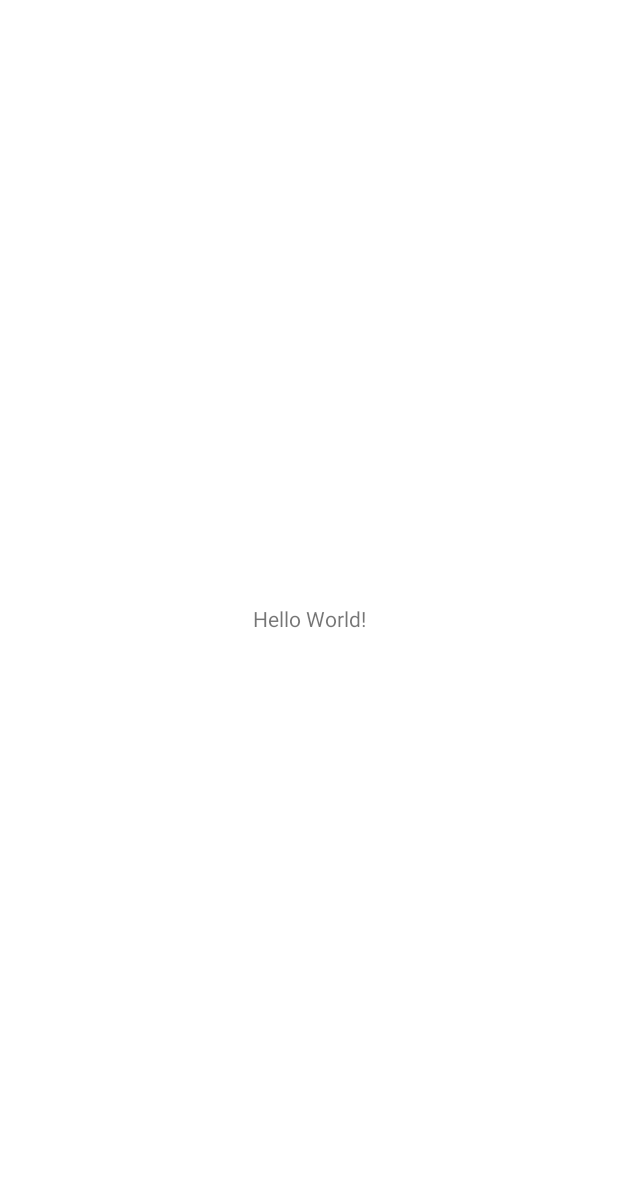
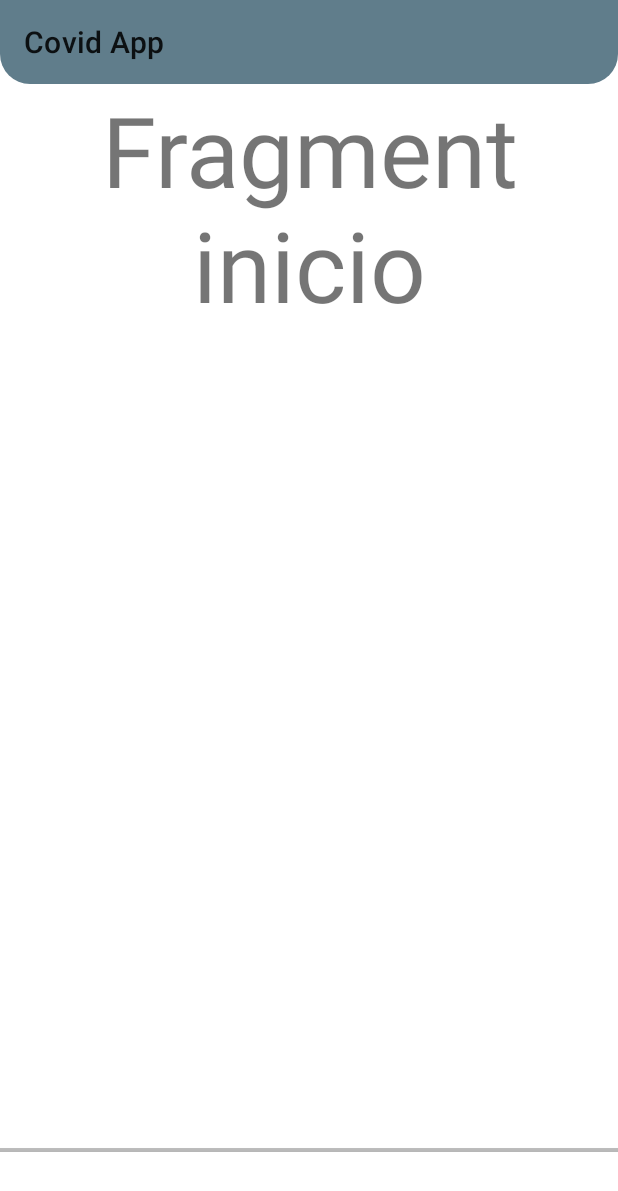
Before and after one commit to Luis2115/Android-CovidStats, an Android app: the screen it shows after launch (MainActivity), on a phone screen of 412 x 824 dp. Before the commit the part shown is almost empty. Shown: the top 1191 px of the screen. Run offline under Robolectric (Android 15) with nearby library versions, the phone set to English and light mode, and no system bars; our stand-ins replace sdp/ssp sizes.

Commit message:
Programando la Actividad Principal, y asignando el destino de los Fragments

```diff
--- a/app/src/main/java/com/reymi/covid_stats_global/MainActivity.java
+++ b/app/src/main/java/com/reymi/covid_stats_global/MainActivity.java
@@ -1,14 +1,58 @@
 package com.reymi.covid_stats_global;
-
-import androidx.appcompat.app.AppCompatActivity;
 
 import android.os.Bundle;
 
+import androidx.appcompat.app.AppCompatActivity;
+import androidx.fragment.app.Fragment;
+import androidx.fragment.app.FragmentTransaction;
+
+import com.google.android.material.appbar.MaterialToolbar;
+import com.google.android.material.bottomnavigation.BottomNavigationView;
+import com.reymi.covid_stats_global.Fragments.CountryFragment;
+import com.reymi.covid_stats_global.Fragments.HomeFragment;
+import com.reymi.covid_stats_global.Fragments.InfoFragment;
+
 public class MainActivity extends AppCompatActivity {
+
+    HomeFragment homeFragment = new HomeFragment();
+    CountryFragment countryFragment = new CountryFragment();
+    InfoFragment infoFragment = new InfoFragment();
+    BottomNavigationView navigation;
 
     @Override
     protected void onCreate(Bundle savedInstanceState) {
         super.onCreate(savedInstanceState);
         setContentView(R.layout.activity_main);
+
+        MaterialToolbar toolbar = findViewById(R.id.topAppBar);
+        setSupportActionBar(toolbar);
+
+        navigation = findViewById(R.id.btnNavigation);
+        navigation.setOnNavigationItemSelectedListener(interfaceBottonNavigation);
+
+        loadFragment(homeFragment);
     }
+
+    private final BottomNavigationView.OnNavigationItemSelectedListener interfaceBottonNavigation = item -> {
+        switch (item.getItemId()) {
+            case R.id.menuHome:
+                loadFragment(homeFragment);
+                return true;
+            case R.id.menuCountry:
+                loadFragment(countryFragment);
+                return true;
+            case R.id.menuAbout:
+                loadFragment(infoFragment);
+                return true;
+        }
+        return false;
+    };
+
+    private void loadFragment(Fragment fragment) {
+        FragmentTransaction transaction = getSupportFragmentManager().beginTransaction();
+        transaction.replace(R.id.containerFragment, fragment);
+        transaction.addToBackStack(null);
+        transaction.commit();
+    }
+
 }
--- a/app/src/main/res/layout/activity_main.xml
+++ b/app/src/main/res/layout/activity_main.xml
@@ -6,13 +6,43 @@
     android:layout_height="match_parent"
     tools:context=".MainActivity">
 
-    <TextView
-        android:layout_width="wrap_content"
-        android:layout_height="wrap_content"
-        android:text="Hello World!"
-        app:layout_constraintBottom_toBottomOf="parent"
-        app:layout_constraintLeft_toLeftOf="parent"
-        app:layout_constraintRight_toRightOf="parent"
+    <include
+        android:id="@+id/topAppBar"
+        layout="@layout/toolbar"
+        app:layout_constraintEnd_toEndOf="parent"
+        app:layout_constraintStart_toStartOf="parent"
         app:layout_constraintTop_toTopOf="parent" />
 
+    <androidx.constraintlayout.widget.ConstraintLayout
+        android:layout_width="match_parent"
+        android:layout_height="0dp"
+        app:layout_constraintBottom_toBottomOf="@id/viewDivider"
+        app:layout_constraintTop_toBottomOf="@id/topAppBar">
+
+        <FrameLayout
+            android:id="@+id/containerFragment"
+            android:layout_width="match_parent"
+            android:layout_height="0dp"
+            app:layout_constraintBottom_toBottomOf="parent"
+            app:layout_constraintTop_toTopOf="parent" />
+
+    </androidx.constraintlayout.widget.ConstraintLayout>
+
+    <View
+        android:id="@+id/viewDivider"
+        android:layout_width="match_parent"
+        android:layout_height="@dimen/_2sdp"
+        android:background="@color/colorDivider"
+        app:layout_constraintBottom_toTopOf="@id/btnNavigation" />
+
+    <com.google.android.material.bottomnavigation.BottomNavigationView
+        android:id="@+id/btnNavigation"
+        android:layout_width="match_parent"
+        android:layout_height="wrap_content"
+        android:backgroundTint="@color/colorWhite"
+        app:itemIconSize="@dimen/_25sdp"
+        app:labelVisibilityMode="unlabeled"
+        app:layout_constraintBottom_toBottomOf="parent"
+        app:menu="@menu/navigation_menu" />
+
 </androidx.constraintlayout.widget.ConstraintLayout>
```
